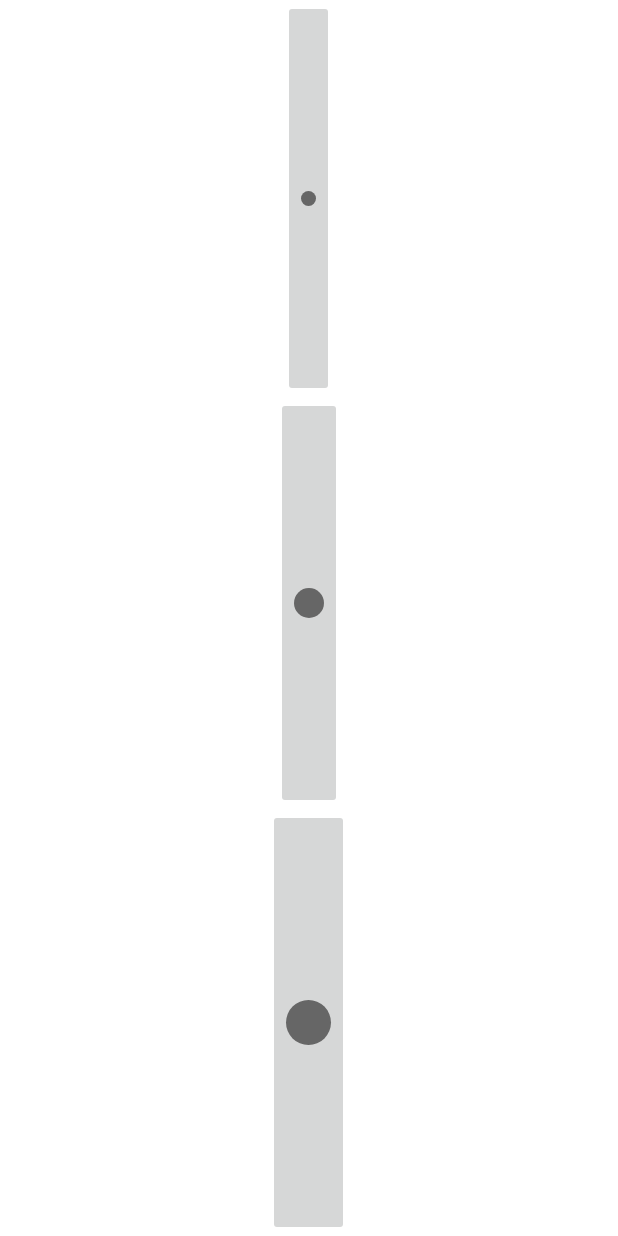
After one commit to oaeolia/ItogoviyProject, an Android app: the layout dialog_brushchooser.xml on its own in the app's theme, with its tools: preview values and no code run, on a phone screen of 412 x 824 dp. The commit adds this screen. Run offline under Robolectric (Android 15) with nearby library versions, the phone set to English and light mode, and no system bars.

Commit message:
[Client] Added interaction w/ brush and eraser buttons

```diff
--- /dev/null
+++ b/AndroidApplication/app/src/main/res/drawable/large.xml
@@ -0,0 +1,9 @@
+<?xml version="1.0" encoding="utf-8"?>
+<shape xmlns:android="http://schemas.android.com/apk/res/android"
+    android:dither="true"
+    android:shape="oval" >
+    <size
+        android:height="@dimen/large_brush"
+        android:width="@dimen/large_brush" />
+    <solid android:color="#FF666666" />
+</shape>
--- /dev/null
+++ b/AndroidApplication/app/src/main/res/drawable/medium.xml
@@ -0,0 +1,9 @@
+<?xml version="1.0" encoding="utf-8"?>
+<shape xmlns:android="http://schemas.android.com/apk/res/android"
+    android:dither="true"
+    android:shape="oval" >
+    <size
+        android:height="@dimen/medium_brush"
+        android:width="@dimen/medium_brush" />
+    <solid android:color="#FF666666" />
+</shape>
--- /dev/null
+++ b/AndroidApplication/app/src/main/res/drawable/small.xml
@@ -0,0 +1,9 @@
+<?xml version="1.0" encoding="utf-8"?>
+<shape xmlns:android="http://schemas.android.com/apk/res/android"
+    android:dither="true"
+    android:shape="oval" >
+    <size
+        android:height="@dimen/small_brush"
+        android:width="@dimen/small_brush" />
+    <solid android:color="#FF666666" />
+</shape>
--- a/AndroidApplication/app/src/main/res/layout/activity_main.xml
+++ b/AndroidApplication/app/src/main/res/layout/activity_main.xml
@@ -63,9 +63,7 @@
                 android:layout_height="fill_parent"
                 android:layout_weight="1"
                 android:contentDescription="@string/eraser"
-                android:onClick="paintClicked"
-                android:src="@drawable/eraser"
-                android:tag="#FFFFFFFF" />
+                android:src="@drawable/eraser" />
         </LinearLayout>
 
         <LinearLayout
--- /dev/null
+++ b/AndroidApplication/app/src/main/res/layout/dialog_brushchooser.xml
@@ -0,0 +1,34 @@
+<?xml version="1.0" encoding="utf-8"?>
+<androidx.constraintlayout.widget.ConstraintLayout xmlns:android="http://schemas.android.com/apk/res/android"
+    android:layout_width="match_parent"
+    android:layout_height="match_parent">
+
+    <LinearLayout
+        android:layout_width="match_parent"
+        android:layout_height="match_parent"
+        android:gravity="center"
+        android:orientation="vertical" >
+        <ImageButton
+            android:id="@+id/small_brush"
+            android:layout_width="wrap_content"
+            android:layout_height="wrap_content"
+            android:layout_weight="1"
+            android:contentDescription="@string/sml"
+            android:src="@drawable/small" />
+        <ImageButton
+            android:id="@+id/medium_brush"
+            android:layout_width="wrap_content"
+            android:layout_height="wrap_content"
+            android:layout_weight="1"
+            android:contentDescription="@string/med"
+            android:src="@drawable/medium" />
+        <ImageButton
+            android:id="@+id/large_brush"
+            android:layout_width="wrap_content"
+            android:layout_height="wrap_content"
+            android:layout_weight="1"
+            android:contentDescription="@string/lrg"
+            android:src="@drawable/large" />
+    </LinearLayout>
+
+</androidx.constraintlayout.widget.ConstraintLayout>
--- a/AndroidApplication/app/src/main/res/values/strings.xml
+++ b/AndroidApplication/app/src/main/res/values/strings.xml
@@ -25,8 +25,10 @@
     <string name="message_error_register_password_have_spaces">Пароль должен содержать хотя бы одну букву</string>
     <string name="message_error_register_email_is_now_valid">Введите корректный email</string>
 
-    <string name="brush">Brush</string>
-    <string name="eraser">Eraser</string>
-    <string name="paint">Paint</string>
-
+    <string name="brush">Кисточка</string>
+    <string name="eraser">Ластик</string>
+    <string name="paint">Краска</string>
+    <string name="sml">Small</string>
+    <string name="med">Medium</string>
+    <string name="lrg">Large</string>
 </resources>
```
Also changed, not shown: AndroidApplication/app/src/main/java/com/example/itogoviyproject/MainActivity.java (+84 -52 lines), AndroidApplication/app/src/main/java/com/example/itogoviyproject/PaintView.java (+31 -2 lines).
